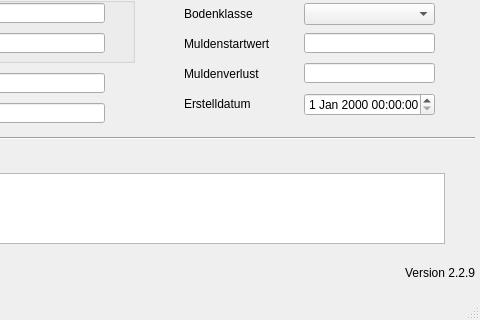
Qt form qkan/database/templates/abflussparameter.ui (hoettges/QKan) before a commit; both pictures show x 156 to 636 and y 87 to 407 of the 636 by 407 pixel window.
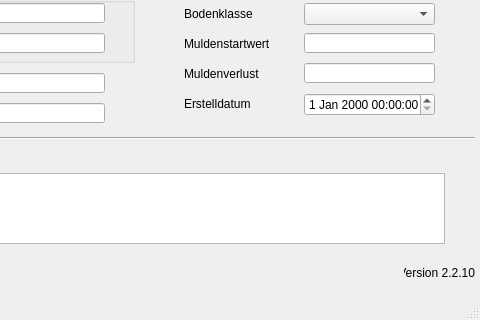
The same form after that commit. Custom widgets are drawn as their Qt base class.

Patch:
```diff
--- a/qkan/database/templates/abflussparameter.ui
+++ b/qkan/database/templates/abflussparameter.ui
@@ -296,7 +296,7 @@
      <string>Version QKan Import</string>
     </property>
     <property name="text">
-     <string>Version 2.2.9</string>
+     <string>Version 2.2.10</string>
     </property>
     <property name="alignment">
      <set>Qt::AlignRight|Qt::AlignTrailing|Qt::AlignVCenter</set>
```
